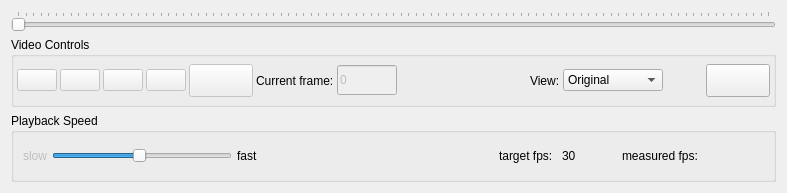
Above: BioTracker/CoreApp/BioTracker/View/VideoControllWidget.ui from BioroboticsLab/biotracker_core before the change. Below: the same form after it.
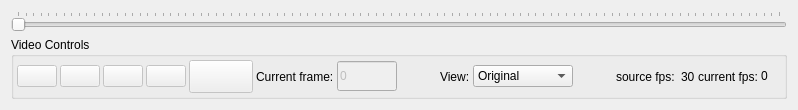
That is the form after the change. Icons and pictures are not drawn.

Diff of the .ui file:
```diff
--- a/BioTracker/CoreApp/BioTracker/View/VideoControllWidget.ui
+++ b/BioTracker/CoreApp/BioTracker/View/VideoControllWidget.ui
@@ -9,8 +9,8 @@
    <rect>
     <x>0</x>
     <y>0</y>
-    <width>787</width>
-    <height>193</height>
+    <width>798</width>
+    <height>109</height>
    </rect>
   </property>
   <property name="sizePolicy">
@@ -333,126 +333,9 @@
        </spacer>
       </item>
       <item>
-       <widget class="QPushButton" name="button_panZoom">
-        <property name="font">
-         <font>
-          <pointsize>16</pointsize>
-          <weight>75</weight>
-          <italic>false</italic>
-          <bold>true</bold>
-         </font>
-        </property>
-        <property name="toolTip">
-         <string>Pan/Zoom Mode</string>
-        </property>
-        <property name="styleSheet">
-         <string notr="true"/>
-        </property>
-        <property name="text">
-         <string/>
-        </property>
-        <property name="icon">
-         <iconset resource="../guiresources.qrc">
-          <normaloff>:/Images/resources/panZoom.png</normaloff>:/Images/resources/panZoom.png</iconset>
-        </property>
-        <property name="iconSize">
-         <size>
-          <width>30</width>
-          <height>30</height>
-         </size>
-        </property>
-        <property name="checkable">
-         <bool>true</bool>
-        </property>
-       </widget>
-      </item>
-     </layout>
-    </widget>
-   </item>
-   <item>
-    <widget class="QGroupBox" name="speed">
-     <property name="sizePolicy">
-      <sizepolicy hsizetype="Minimum" vsizetype="Minimum">
-       <horstretch>0</horstretch>
-       <verstretch>0</verstretch>
-      </sizepolicy>
-     </property>
-     <property name="minimumSize">
-      <size>
-       <width>0</width>
-       <height>0</height>
-      </size>
-     </property>
-     <property name="title">
-      <string>Playback Speed</string>
-     </property>
-     <layout class="QHBoxLayout" name="horizontalLayout_3">
-      <item>
-       <layout class="QHBoxLayout" name="horizontalLayout">
-        <property name="spacing">
-         <number>5</number>
-        </property>
-        <item>
-         <widget class="QLabel" name="label_3">
-          <property name="enabled">
-           <bool>false</bool>
-          </property>
-          <property name="text">
-           <string>slow</string>
-          </property>
-         </widget>
-        </item>
-        <item>
-         <widget class="QSlider" name="sld_speed">
-          <property name="sizePolicy">
-           <sizepolicy hsizetype="Expanding" vsizetype="Fixed">
-            <horstretch>0</horstretch>
-            <verstretch>0</verstretch>
-           </sizepolicy>
-          </property>
-          <property name="minimum">
-           <number>1</number>
-          </property>
-          <property name="maximum">
-           <number>61</number>
-          </property>
-          <property name="value">
-           <number>30</number>
-          </property>
-          <property name="sliderPosition">
-           <number>30</number>
-          </property>
-          <property name="orientation">
-           <enum>Qt::Horizontal</enum>
-          </property>
-         </widget>
-        </item>
-        <item>
-         <widget class="QLabel" name="label_4">
-          <property name="text">
-           <string>fast</string>
-          </property>
-         </widget>
-        </item>
-       </layout>
-      </item>
-      <item>
-       <spacer name="horizontalSpacer_2">
-        <property name="orientation">
-         <enum>Qt::Horizontal</enum>
-        </property>
-        <property name="sizeHint" stdset="0">
-         <size>
-          <width>40</width>
-          <height>20</height>
-         </size>
-        </property>
-       </spacer>
-      </item>
-      <item>
        <widget class="QLabel" name="label_5">
         <property name="text">
-         <string>target fps: </string>
+         <string>source fps: </string>
         </property>
        </widget>
       </item>
@@ -466,45 +349,29 @@
         </property>
        </widget>
       </item>
-      <item>
-       <spacer name="horizontalSpacer_4">
-        <property name="orientation">
-         <enum>Qt::Horizontal</enum>
-        </property>
-        <property name="sizeType">
-         <enum>QSizePolicy::Preferred</enum>
-        </property>
-        <property name="sizeHint" stdset="0">
-         <size>
-          <width>40</width>
-          <height>20</height>
-         </size>
-        </property>
-       </spacer>
-      </item>
       <item>
        <widget class="QLabel" name="label">
+        <property name="text">
+         <string>current fps:</string>
+        </property>
+       </widget>
+      </item>
+      <item>
+       <widget class="QLabel" name="label_currentFpsNum">
         <property name="sizePolicy">
-         <sizepolicy hsizetype="Preferred" vsizetype="Preferred">
+         <sizepolicy hsizetype="Fixed" vsizetype="Fixed">
           <horstretch>0</horstretch>
           <verstretch>0</verstretch>
          </sizepolicy>
         </property>
-        <property name="text">
-         <string>measured fps:</string>
-        </property>
-       </widget>
-      </item>
-      <item>
-       <widget class="QLabel" name="fps_edit">
         <property name="minimumSize">
          <size>
-          <width>60</width>
-          <height>0</height>
+          <width>20</width>
+          <height>10</height>
          </size>
         </property>
         <property name="text">
-         <string/>
+         <string>0</string>
         </property>
        </widget>
       </item>
```
